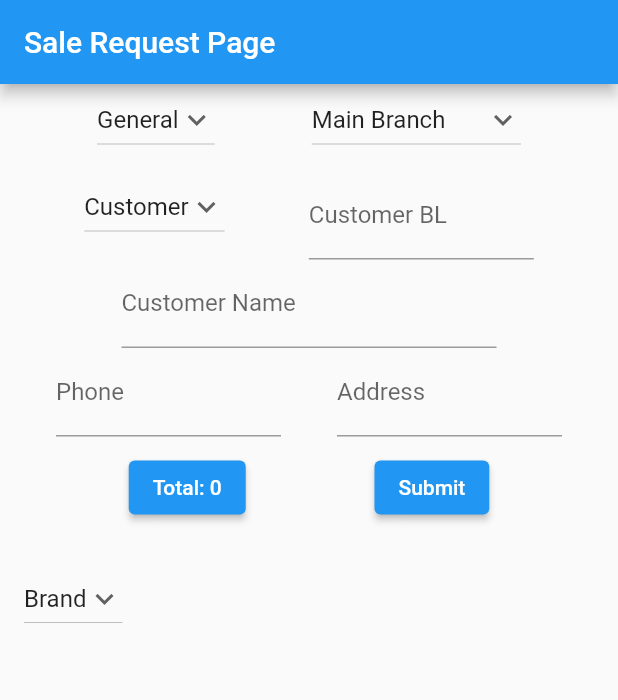
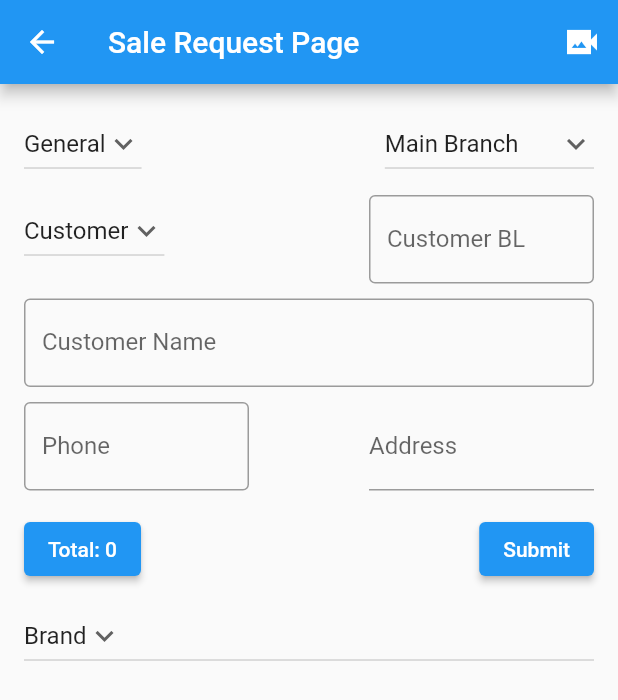
Before and after one commit to atik-sabuj/client_app, a Flutter app: the SaleRequestPage screen opened directly, on a phone screen of 412 x 824 dp. Shown: the top 700 px of the screen. Run offline on Flutter 3.47's test engine with Material 2 defaults, Android fonts, the phone set to English and light mode, and no system bars.

Commit message:
All Pages UpdATES

```diff
--- a/lib/pages/daily_visit_page.dart
+++ b/lib/pages/daily_visit_page.dart
@@ -13,6 +13,12 @@ class _DailyVisitPageState extends State<DailyVisitPage> {
     return Scaffold(
       appBar: AppBar(
         title: const Text('Daily Visit Page'),
+        leading: InkWell(
+            onTap :(){
+              Navigator.pop(context);
+              print('This is On Tap');
+            },
+            child: Icon(Icons.arrow_back)),
       ),
       body: Column(
           crossAxisAlignment: CrossAxisAlignment.start,
--- a/lib/pages/sale_req_page.dart
+++ b/lib/pages/sale_req_page.dart
@@ -1,3 +1,4 @@
+import 'package:client_app/pages/home_page.dart';
 import 'package:flutter/material.dart';
 
 class SaleRequestPage extends StatefulWidget {
@@ -8,7 +9,6 @@ class SaleRequestPage extends StatefulWidget {
 }
 
 class _SaleRequestPageState extends State<SaleRequestPage> {
-
   // Initial Selected Value
   String profilevalue = 'General';
   // List of items in our dropdown menu
@@ -24,7 +24,6 @@ class _SaleRequestPageState extends State<SaleRequestPage> {
     'Sub Branch',
     'Regional Branch',
   ];
-
 
   String customervalue = 'Customer';
   var customertypes = [
@@ -43,13 +42,36 @@ class _SaleRequestPageState extends State<SaleRequestPage> {
     return Scaffold(
       appBar: AppBar(
         title: const Text("Sale Request Page"),
+        leading: InkWell(
+            onTap :(){
+              Navigator.pop(context);
+              print('This is On Tap');
+            },
+            onDoubleTap: (){
+              print('This is Double Press');
+            },
+            onLongPress: (){
+              print('This is Long Press');
+            },
+            child: Icon(Icons.arrow_back)),
+
+        actions: [
+          IconButton(
+            icon: const Icon(Icons.video_camera_back_sharp),
+            onPressed: () async{
+              Navigator.pushReplacement(context,
+                  MaterialPageRoute(builder: (context) => const HomePage()));
+            },
           ),
-      body: Column(
+        ],
+      ),
+      body: Padding(
+        padding: const EdgeInsets.all(16.0),
+        child: Column(
           children: [
             Row(
-            mainAxisAlignment: MainAxisAlignment.spaceEvenly,
+              mainAxisAlignment: MainAxisAlignment.spaceBetween,
               crossAxisAlignment: CrossAxisAlignment.start,
-
               children: [
                 DropdownButton(
                   // Initial Value
@@ -73,7 +95,6 @@ class _SaleRequestPageState extends State<SaleRequestPage> {
                     });
                   },
                 ),
-
                 DropdownButton(
                   // Initial Value
                   value: branchvalue,
@@ -96,16 +117,14 @@ class _SaleRequestPageState extends State<SaleRequestPage> {
                     });
                   },
                 ),
-
-
               ],
             ),
-          SizedBox(height: 10,),
-
+            SizedBox(
+              height: 10,
+            ),
             Row(
-            mainAxisAlignment: MainAxisAlignment.spaceEvenly,
+              mainAxisAlignment: MainAxisAlignment.spaceBetween,
               crossAxisAlignment: CrossAxisAlignment.start,
-
               children: [
                 DropdownButton(
                   // Initial Value
@@ -129,50 +148,54 @@ class _SaleRequestPageState extends State<SaleRequestPage> {
                     });
                   },
                 ),
-
-              Container(width: 150,
+                Container(
+                  width: 150,
                   child: TextFormField(
                     decoration: const InputDecoration(
                       //icon: Icon(Icons.man_sharp),
                       hintText: '0',
                       labelText: 'Customer BL',
+                      border: OutlineInputBorder(
+                          borderSide:
+                              const BorderSide(color: Colors.blue, width: 1)),
                     ),
                   ),
                 ),
               ],
             ),
-
-          Column(
-            mainAxisAlignment: MainAxisAlignment.start,
-            crossAxisAlignment: CrossAxisAlignment.start,
-            children: [
-            Container(width: 250,
-            child: TextFormField(
+            SizedBox(
+              height: 10,
+            ),
+            TextFormField(
               decoration: const InputDecoration(
                 hintText: 'Enter Name',
                 labelText: 'Customer Name',
+                border: OutlineInputBorder(
+                    borderSide: const BorderSide(color: Colors.blue, width: 1)),
+              ),
+            ),
+            SizedBox(
+              height: 10,
+            ),
+            Row(
+              mainAxisAlignment: MainAxisAlignment.spaceBetween,
+              crossAxisAlignment: CrossAxisAlignment.start,
+              children: [
+                Container(
+                  width: 150,
+                  child: TextFormField(
+                    keyboardType: TextInputType.number,
+                    decoration: const InputDecoration(
+                      hintText: 'Enter Phone No',
+                      labelText: 'Phone',
+                      border: OutlineInputBorder(
+                          borderSide:
+                              const BorderSide(color: Colors.blue, width: 1)),
                     ),
                   ),
                 ),
-            ],
-          ),
-
-
-          Row(
-            mainAxisAlignment: MainAxisAlignment.spaceEvenly,
-            crossAxisAlignment: CrossAxisAlignment.start,
-            children: [
-              Container(width: 150,
-                child: TextFormField(
-                  keyboardType: TextInputType.number,
-                  decoration: const InputDecoration(
-                    hintText: 'Enter Phone Number',
-                    labelText: 'Phone',
-                  ),
-                ),
-              ),
-
-              Container(width: 150,
+                Container(
+                  width: 150,
                   child: TextFormField(
                     keyboardType: TextInputType.emailAddress,
                     decoration: const InputDecoration(
@@ -183,37 +206,36 @@ class _SaleRequestPageState extends State<SaleRequestPage> {
                 ),
               ],
             ),
-          SizedBox(height: 10,),
-
+            SizedBox(
+              height: 15,
+            ),
             Row(
-            mainAxisAlignment: MainAxisAlignment.spaceEvenly,
+              mainAxisAlignment: MainAxisAlignment.spaceBetween,
               crossAxisAlignment: CrossAxisAlignment.start,
               children: [
                 Container(
                   //padding: const EdgeInsets.only(left: 150.0, top: 40.0),
                   child: ElevatedButton(
-                  onPressed: (){},
+                    onPressed: () {},
                     child: const Text('Total: 0'),
                   ),
                 ),
-
                 Container(
                   child: ElevatedButton(
-                  onPressed: (){},
+                    onPressed: () {},
                     child: const Text('Submit'),
                   ),
                 ),
               ],
             ),
-          SizedBox(height: 10,),
-
+            SizedBox(
+              height: 10,
+            ),
             Row(
               mainAxisAlignment: MainAxisAlignment.start,
               crossAxisAlignment: CrossAxisAlignment.start,
-
               children: [
-              Padding(
-                padding: const EdgeInsets.all(16.0),
+                Expanded(
                   child: DropdownButton(
                     // Initial Value
                     value: brandvalue,
@@ -241,6 +263,7 @@ class _SaleRequestPageState extends State<SaleRequestPage> {
             ),
           ],
         ),
+      ),
     );
   }
 }
```
Also changed, not shown: lib/pages/home_page.dart (+9 -8 lines), lib/pages/profile_page.dart (+6 -3 lines). Lines whose indentation alone changed are shown as unchanged.
